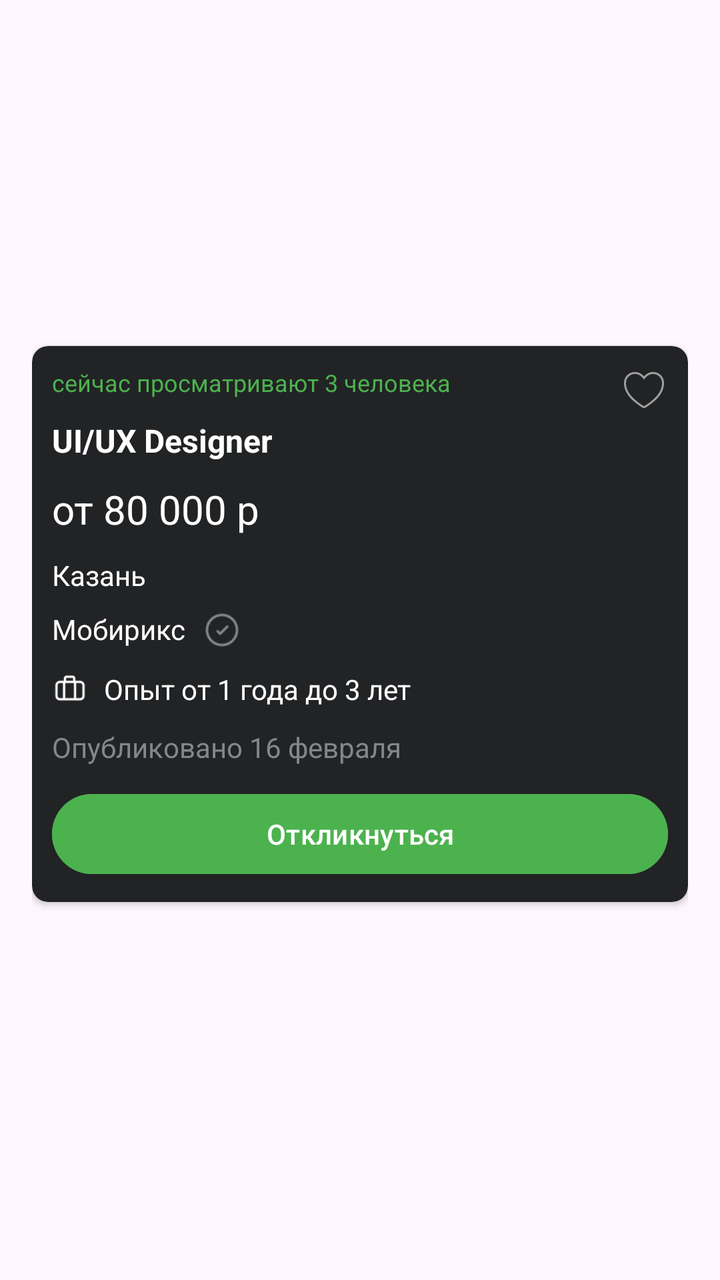
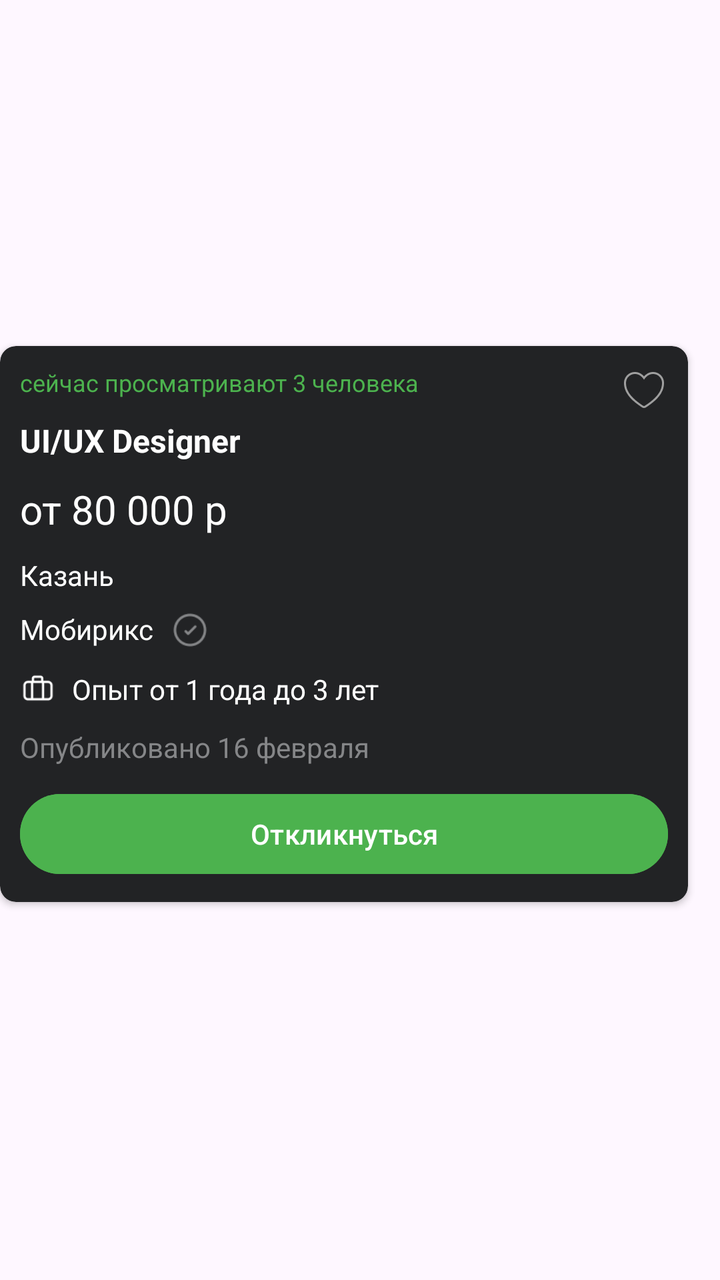

The first picture is an Android layout as it rendered before a commit; the second is the same layout after the commit. The layout source and the unified diff follow.
<!-- AndroidManifest.xml: application theme Theme.JobSearchApp -->
<!-- res/layout/item_vacancy.xml -->
<?xml version="1.0" encoding="utf-8"?>
<androidx.constraintlayout.widget.ConstraintLayout xmlns:android="http://schemas.android.com/apk/res/android"
    xmlns:app="http://schemas.android.com/apk/res-auto"
    xmlns:tools="http://schemas.android.com/tools"
    android:layout_width="wrap_content"
    android:layout_height="wrap_content"
    android:orientation="vertical"
    android:paddingLeft="16dp"
    android:paddingRight="16dp"
    android:paddingBottom="16dp">

    <androidx.cardview.widget.CardView
        android:layout_width="328dp"
        android:layout_height="wrap_content"
        android:backgroundTint="@color/grey1"
        app:cardCornerRadius="8dp"
        app:layout_constraintBottom_toBottomOf="parent"
        app:layout_constraintEnd_toEndOf="parent"
        app:layout_constraintStart_toStartOf="parent"
        app:layout_constraintTop_toTopOf="parent">

        <androidx.constraintlayout.widget.ConstraintLayout
            android:layout_width="match_parent"
            android:layout_height="wrap_content">

            <ImageView
                android:id="@+id/vacancy_favorite_icon"
                android:layout_width="24dp"
                android:layout_height="24dp"
                android:layout_marginTop="10dp"
                android:layout_marginEnd="10dp"
                android:src="@drawable/favorites_false3x"
                app:layout_constraintEnd_toEndOf="parent"
                app:layout_constraintTop_toTopOf="parent" />

            <LinearLayout
                android:id="@+id/linearLayout2"
                android:layout_width="match_parent"
                android:layout_height="wrap_content"
                android:layout_marginStart="10dp"
                android:layout_marginTop="10dp"
                android:layout_marginEnd="100dp"
                android:orientation="vertical"
                app:layout_constraintEnd_toEndOf="parent"
                app:layout_constraintStart_toStartOf="parent"
                app:layout_constraintTop_toTopOf="parent">

                <TextView
                    android:id="@+id/vacancy_looking_number"
                    android:layout_width="wrap_content"
                    android:layout_height="wrap_content"
                    android:layout_marginBottom="10dp"
                    android:text="сейчас просматривают 3 человека"
                    android:textColor="@color/green"
                    android:textSize="12sp" />

                <TextView
                    android:id="@+id/vacancy_title"
                    android:layout_width="207dp"
                    android:layout_height="wrap_content"
                    android:layout_marginBottom="10dp"
                    android:text="UI/UX Designer"
                    android:textColor="@color/white"
                    android:textSize="16sp"
                    android:textStyle="bold" />

                <TextView
                    android:id="@+id/vacancy_salary"
                    android:layout_width="match_parent"
                    android:layout_height="wrap_content"
                    android:layout_marginBottom="10dp"
                    android:text="от 80 000 р"
                    android:textColor="@color/white"
                    android:textSize="20sp" />

                <TextView
                    android:id="@+id/vacancy_location"
                    android:layout_width="wrap_content"
                    android:layout_height="wrap_content"
                    android:layout_marginBottom="8dp"
                    android:text="Казань"
                    android:textColor="@color/white"
                    android:textSize="14sp" />

                <LinearLayout
                    android:layout_width="wrap_content"
                    android:layout_height="wrap_content"
                    android:layout_marginBottom="10dp"
                    android:orientation="horizontal">

                    <TextView
                        android:id="@+id/vacancy_company"
                        android:layout_width="wrap_content"
                        android:layout_height="wrap_content"
                        android:layout_marginRight="8dp"
                        android:text="Мобирикс"
                        android:textColor="@color/white"
                        android:textSize="14sp" />

                    <ImageView
                        android:id="@+id/imageView"
                        android:layout_width="20dp"
                        android:layout_height="20dp"
                        android:layout_weight="1"
                        app:srcCompat="@drawable/check_mark3x" />
                </LinearLayout>

                <LinearLayout
                    android:layout_width="wrap_content"
                    android:layout_height="wrap_content"
                    android:layout_marginBottom="10dp"
                    android:orientation="horizontal">

                    <ImageView
                        android:id="@+id/imageView2"
                        android:layout_width="18dp"
                        android:layout_height="18dp"
                        android:layout_marginRight="8dp"
                        android:layout_weight="1"
                        app:srcCompat="@drawable/experiance3x" />

                    <TextView
                        android:id="@+id/vacancy_experience"
                        android:layout_width="wrap_content"
                        android:layout_height="wrap_content"
                        android:text="Опыт от 1 года до 3 лет"
                        android:textColor="@color/white"
                        android:textSize="14sp" />
                </LinearLayout>

                <TextView
                    android:id="@+id/vacancy_published_date"
                    android:layout_width="wrap_content"
                    android:layout_height="wrap_content"
                    android:layout_marginBottom="10dp"
                    android:text="Опубликовано 16 февраля"
                    android:textColor="@color/grey3"
                    android:textSize="14sp" />

            </LinearLayout>

            <Button
                android:id="@+id/button3"
                android:layout_width="0dp"
                android:layout_height="wrap_content"
                android:layout_marginStart="10dp"
                android:layout_marginEnd="10dp"
                android:layout_marginBottom="10dp"
                android:backgroundTint="@color/green"
                android:text="@string/respond"
                android:textColor="@color/white"
                app:layout_constraintBottom_toBottomOf="parent"
                app:layout_constraintEnd_toEndOf="parent"
                app:layout_constraintStart_toStartOf="parent"
                app:layout_constraintTop_toBottomOf="@+id/linearLayout2" />

        </androidx.constraintlayout.widget.ConstraintLayout>
    </androidx.cardview.widget.CardView>

</androidx.constraintlayout.widget.ConstraintLayout>
<!-- resources referenced by this layout -->
<resources>
  <color name="green">#4CB24E</color>
  <color name="grey1">#222325</color>
  <color name="grey3">#858688</color>
  <color name="white">#FFFFFFFF</color>
  <!-- drawable check_mark3x: png bitmap (drawable, 1408 bytes) -->
  <!-- drawable experiance3x: png bitmap (drawable, 541 bytes) -->
  <!-- drawable favorites_false3x: png bitmap (drawable, 1458 bytes) -->
  <string name="respond">Откликнуться</string>
  <style name="Theme.JobSearchApp" parent="Base.Theme.JobSearchApp" />
  <style name="Base.Theme.JobSearchApp" parent="Theme.Material3.DayNight.NoActionBar">
          
          
          <item name="colorPrimary">@color/grey2 </item>
  
      </style>
  <color name="grey2">#313234</color>
</resources>

<!-- the commit's change to res/layout/item_vacancy.xml (unified diff, before → after) -->
@@ -2,16 +2,15 @@
 <androidx.constraintlayout.widget.ConstraintLayout xmlns:android="http://schemas.android.com/apk/res/android"
     xmlns:app="http://schemas.android.com/apk/res-auto"
     xmlns:tools="http://schemas.android.com/tools"
-    android:layout_width="wrap_content"
+    android:layout_width="match_parent"
     android:layout_height="wrap_content"
-    android:orientation="vertical"
-    android:paddingLeft="16dp"
-    android:paddingRight="16dp"
-    android:paddingBottom="16dp">
+    android:orientation="vertical">
 
     <androidx.cardview.widget.CardView
-        android:layout_width="328dp"
+        android:layout_width="0dp"
         android:layout_height="wrap_content"
+        android:layout_marginEnd="16dp"
+        android:layout_marginBottom="16dp"
         android:backgroundTint="@color/grey1"
         app:cardCornerRadius="8dp"
         app:layout_constraintBottom_toBottomOf="parent"
